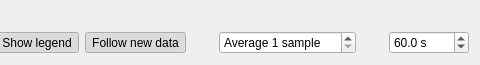
First picture: the form in interface/plotwidget.ui, repository Kuszki/AVR-Monitor, before the edit; both pictures show x 320 to 800 and y 0 to 65 of the 800 by 65 pixel window.
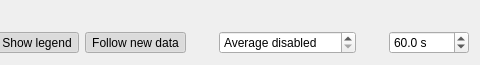
Second picture: the form after the edit. Icons and pictures are not drawn. Custom widgets are drawn as their Qt base class.

```diff
--- a/interface/plotwidget.ui
+++ b/interface/plotwidget.ui
@@ -156,6 +156,9 @@
          <verstretch>0</verstretch>
         </sizepolicy>
        </property>
+       <property name="specialValueText">
+        <string>Average disabled</string>
+       </property>
        <property name="suffix">
         <string> sample</string>
        </property>
```
